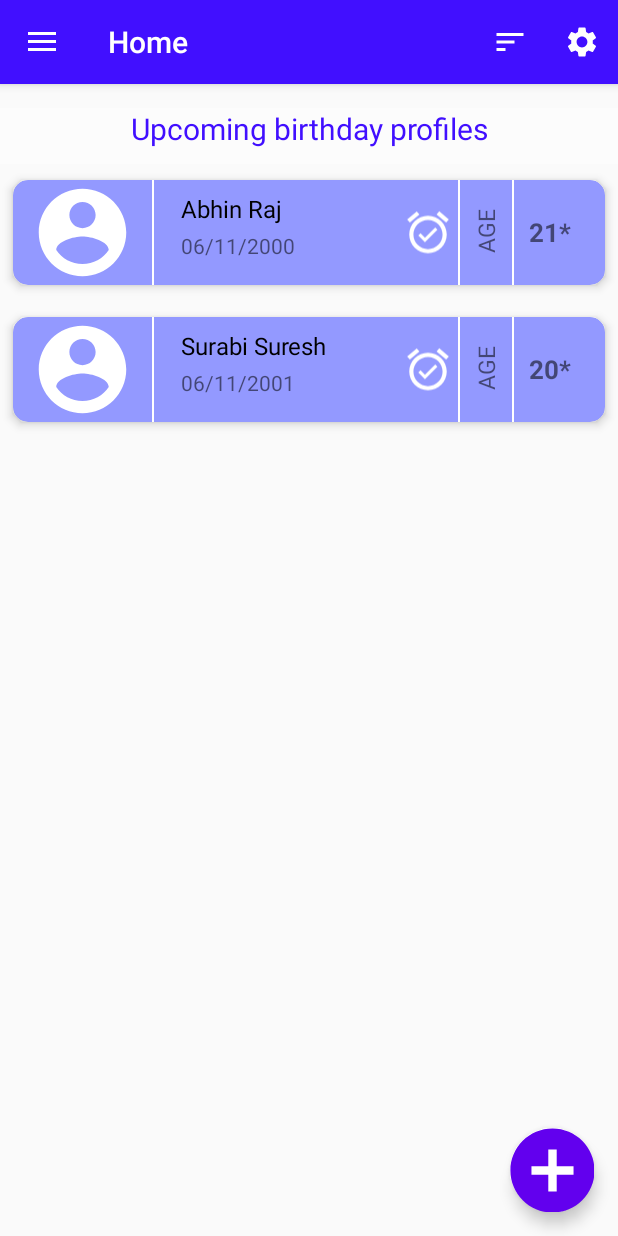
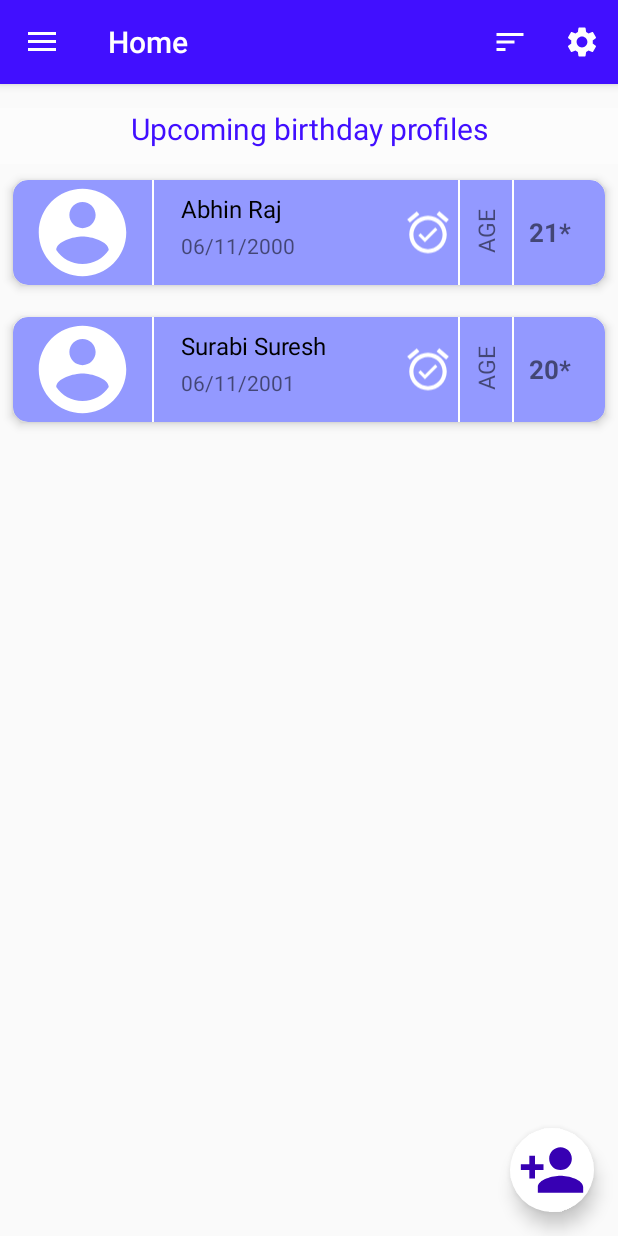
Before and after one commit to Abhinraj-ss/Birthday_Remainder, an Android app: the MainActivity screen opened directly, with no data from a screen before it, on a phone screen of 412 x 824 dp. Run offline under Robolectric (Android 15) with nearby library versions, the phone set to English and light mode, and no system bars; our stand-ins replace Room's generated code, navigation-ui.

Commit message:
fab icon changed

```diff
--- /dev/null
+++ b/app/src/main/res/drawable/ic_baseline_person_add_24.xml
@@ -0,0 +1,5 @@
+<vector android:height="24dp" android:tint="@color/colorPrimaryDark"
+    android:viewportHeight="24" android:viewportWidth="24"
+    android:width="24dp" xmlns:android="http://schemas.android.com/apk/res/android">
+    <path android:fillColor="@android:color/white" android:pathData="M15,12c2.21,0 4,-1.79 4,-4s-1.79,-4 -4,-4 -4,1.79 -4,4 1.79,4 4,4zM6,10L6,7L4,7v3L1,10v2h3v3h2v-3h3v-2L6,10zM15,14c-2.67,0 -8,1.34 -8,4v2h16v-2c0,-2.66 -5.33,-4 -8,-4z"/>
+</vector>
--- a/app/src/main/res/layout/app_bar_main.xml
+++ b/app/src/main/res/layout/app_bar_main.xml
@@ -24,14 +24,16 @@
 
     <com.google.android.material.floatingactionbutton.FloatingActionButton
         android:id="@+id/fab"
-        android:layout_width="wrap_content"
-        android:layout_height="wrap_content"
+        android:layout_width="56dp"
+        android:layout_height="56dp"
         android:layout_gravity="bottom|end"
         android:layout_margin="@dimen/fab_margin"
         app:fabSize="normal"
         app:borderWidth="0dp"
+        app:elevation="7dp"
         android:backgroundTint="@color/white"
-        android:src="@drawable/ic_add_new"
-        app:maxImageSize="67dp" />
+        android:scaleType="center"
+        android:src="@drawable/ic_baseline_person_add_24"
+        app:maxImageSize="45dp" />
 
 </androidx.coordinatorlayout.widget.CoordinatorLayout>
```
